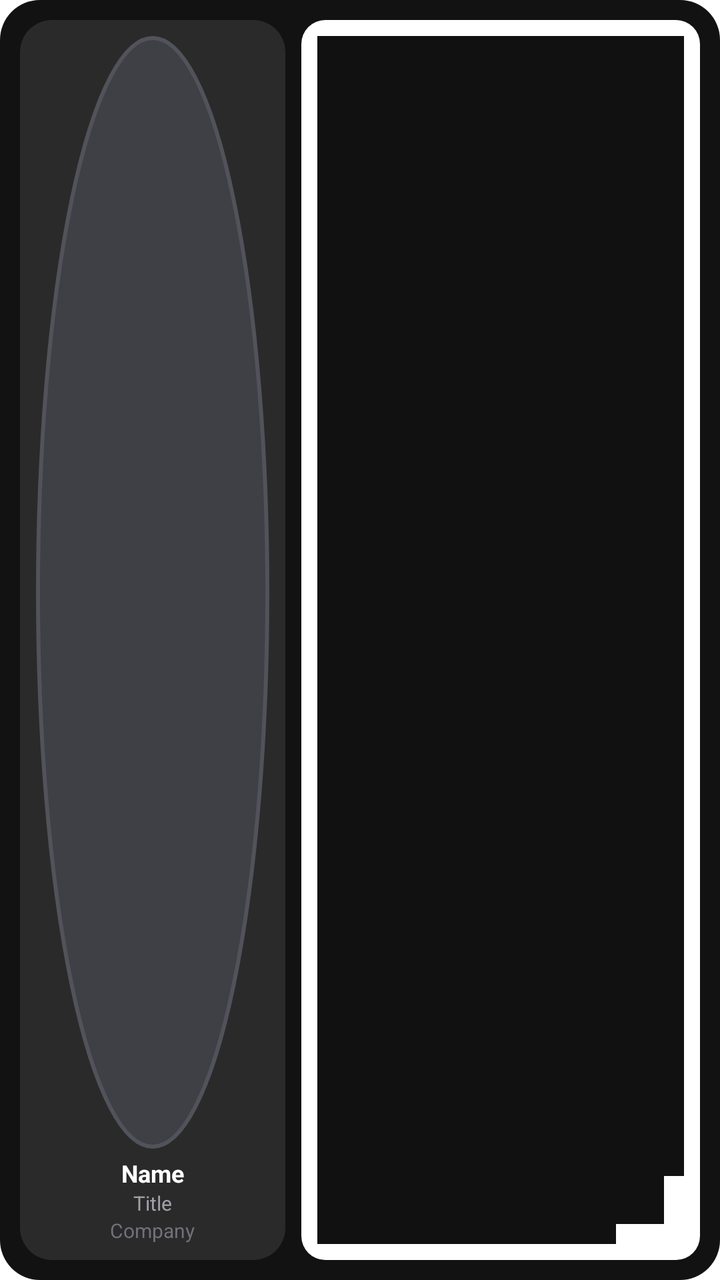
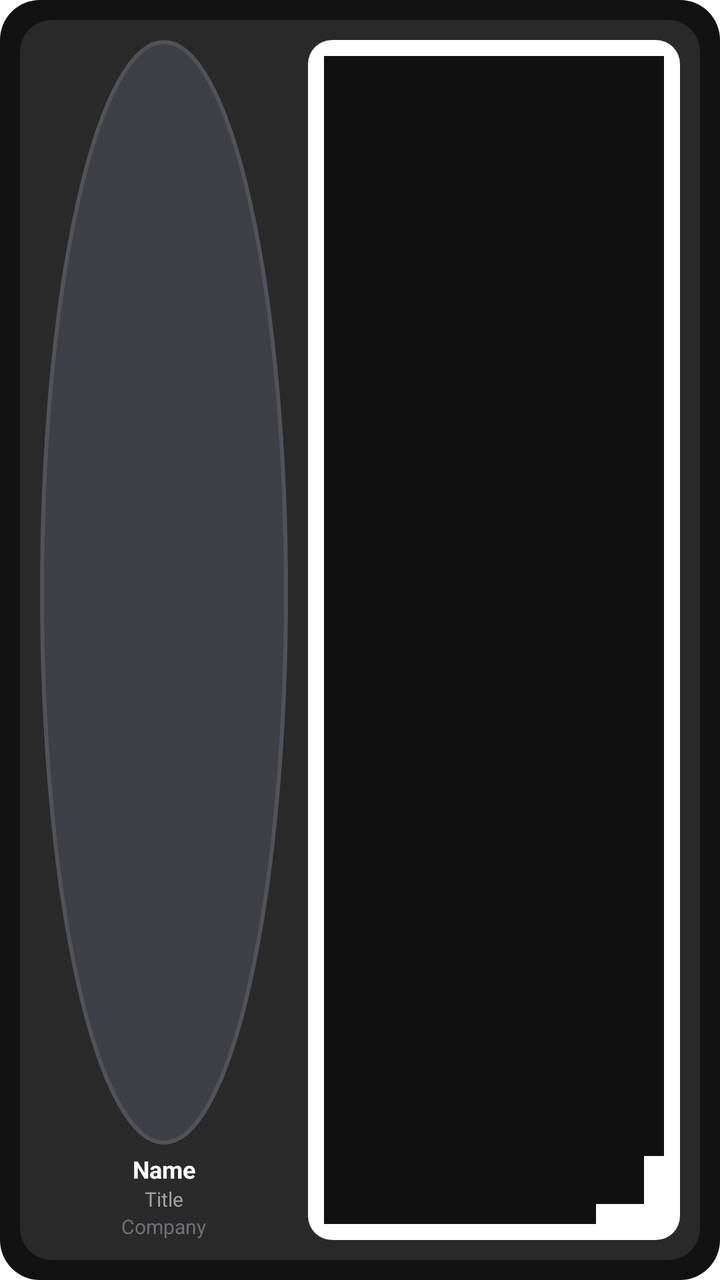

Screens rendered from an Android XML layout before and after an edit, with the pre-edit source and the edit as a unified diff.
<!-- AndroidManifest.xml: fallback theme Theme.MaterialComponents.DayNight.NoActionBar -->
<!-- res/layout/tap_na_preview_card.xml -->
<?xml version="1.0" encoding="utf-8"?>
<LinearLayout xmlns:android="http://schemas.android.com/apk/res/android"
    android:layout_width="280dp"
    android:layout_height="140dp"
    android:background="@drawable/widget_shell"
    android:orientation="horizontal"
    android:padding="10dp">

    <LinearLayout
        android:layout_width="0dp"
        android:layout_height="match_parent"
        android:layout_marginEnd="8dp"
        android:layout_weight="4"
        android:background="@drawable/widget_panel"
        android:gravity="center_horizontal"
        android:orientation="vertical"
        android:padding="8dp">

        <ImageView
            android:layout_width="match_parent"
            android:layout_height="0dp"
            android:layout_weight="1"
            android:contentDescription="@string/widget_card_description"
            android:src="@drawable/widget_skeleton_circle" />

        <TextView
            android:layout_width="wrap_content"
            android:layout_height="wrap_content"
            android:layout_marginTop="4dp"
            android:text="@string/widget_preview_name"
            android:textColor="#FFFFFF"
            android:textSize="12sp"
            android:textStyle="bold" />

        <TextView
            android:layout_width="wrap_content"
            android:layout_height="wrap_content"
            android:text="@string/widget_preview_title"
            android:textColor="#A1A1AA"
            android:textSize="10sp" />

        <TextView
            android:layout_width="wrap_content"
            android:layout_height="wrap_content"
            android:text="@string/widget_preview_company"
            android:textColor="#71717A"
            android:textSize="10sp" />
    </LinearLayout>

    <ImageView
        android:layout_width="0dp"
        android:layout_height="match_parent"
        android:layout_weight="6"
        android:contentDescription="@string/widget_qr_description"
        android:src="@drawable/widget_skeleton_qr" />
</LinearLayout>
<!-- resources referenced by this layout -->
<resources>
  <!-- drawable widget_panel (drawable) -->
  <?xml version="1.0" encoding="utf-8"?>
  <shape xmlns:android="http://schemas.android.com/apk/res/android" android:shape="rectangle">
      <solid android:color="#2A2A2A" />
      <corners android:radius="16dp" />
  </shape>
  <!-- drawable widget_shell (drawable) -->
  <?xml version="1.0" encoding="utf-8"?>
  <shape xmlns:android="http://schemas.android.com/apk/res/android" android:shape="rectangle">
      <solid android:color="#121212" />
      <corners android:radius="20dp" />
  </shape>
  <!-- drawable widget_skeleton_circle (drawable) -->
  <?xml version="1.0" encoding="utf-8"?>
  <shape xmlns:android="http://schemas.android.com/apk/res/android" android:shape="oval">
      <solid android:color="#3F3F46" />
      <stroke android:width="2dp" android:color="#52525B" />
  </shape>
  <!-- drawable widget_skeleton_qr (drawable) -->
  <?xml version="1.0" encoding="utf-8"?>
  <layer-list xmlns:android="http://schemas.android.com/apk/res/android">
      <item>
          <shape android:shape="rectangle">
              <solid android:color="#FFFFFF" />
              <corners android:radius="12dp" />
          </shape>
      </item>
      <item android:left="8dp" android:top="8dp" android:right="42dp" android:bottom="42dp">
          <shape android:shape="rectangle">
              <solid android:color="#111111" />
          </shape>
      </item>
      <item android:left="42dp" android:top="8dp" android:right="8dp" android:bottom="42dp">
          <shape android:shape="rectangle">
              <solid android:color="#111111" />
          </shape>
      </item>
      <item android:left="8dp" android:top="42dp" android:right="42dp" android:bottom="8dp">
          <shape android:shape="rectangle">
              <solid android:color="#111111" />
          </shape>
      </item>
      <item android:left="28dp" android:top="28dp" android:right="28dp" android:bottom="28dp">
          <shape android:shape="rectangle">
              <solid android:color="#111111" />
          </shape>
      </item>
      <item android:left="46dp" android:top="46dp" android:right="18dp" android:bottom="18dp">
          <shape android:shape="rectangle">
              <solid android:color="#111111" />
          </shape>
      </item>
  </layer-list>
  <string name="widget_card_description">Landscape business card with your details and QR code.</string>
  <string name="widget_preview_company">Company</string>
  <string name="widget_preview_name">Name</string>
  <string name="widget_preview_title">Title</string>
  <string name="widget_qr_description">QR code only. People scan this to open your Tap Na profile.</string>
</resources>

<!-- the commit's change to res/layout/tap_na_preview_card.xml (unified diff, before → after) -->
@@ -1,56 +1,62 @@
 <?xml version="1.0" encoding="utf-8"?>
-<LinearLayout xmlns:android="http://schemas.android.com/apk/res/android"
+<FrameLayout xmlns:android="http://schemas.android.com/apk/res/android"
     android:layout_width="280dp"
     android:layout_height="140dp"
     android:background="@drawable/widget_shell"
-    android:orientation="horizontal"
     android:padding="10dp">
 
     <LinearLayout
-        android:layout_width="0dp"
+        android:layout_width="match_parent"
         android:layout_height="match_parent"
-        android:layout_marginEnd="8dp"
-        android:layout_weight="4"
         android:background="@drawable/widget_panel"
-        android:gravity="center_horizontal"
-        android:orientation="vertical"
-        android:padding="8dp">
+        android:gravity="center_vertical"
+        android:orientation="horizontal"
+        android:padding="10dp">
+
+        <LinearLayout
+            android:layout_width="0dp"
+            android:layout_height="match_parent"
+            android:layout_marginEnd="10dp"
+            android:layout_weight="4"
+            android:gravity="center_horizontal"
+            android:orientation="vertical">
+
+            <ImageView
+                android:layout_width="match_parent"
+                android:layout_height="0dp"
+                android:layout_weight="1"
+                android:contentDescription="@string/widget_card_description"
+                android:src="@drawable/widget_skeleton_circle" />
+
+            <TextView
+                android:layout_width="wrap_content"
+                android:layout_height="wrap_content"
+                android:layout_marginTop="4dp"
+                android:text="@string/widget_preview_name"
+                android:textColor="#FFFFFF"
+                android:textSize="12sp"
+                android:textStyle="bold" />
+
+            <TextView
+                android:layout_width="wrap_content"
+                android:layout_height="wrap_content"
+                android:text="@string/widget_preview_title"
+                android:textColor="#A1A1AA"
+                android:textSize="10sp" />
+
+            <TextView
+                android:layout_width="wrap_content"
+                android:layout_height="wrap_content"
+                android:text="@string/widget_preview_company"
+                android:textColor="#71717A"
+                android:textSize="10sp" />
+        </LinearLayout>
 
         <ImageView
-            android:layout_width="match_parent"
-            android:layout_height="0dp"
-            android:layout_weight="1"
-            android:contentDescription="@string/widget_card_description"
-            android:src="@drawable/widget_skeleton_circle" />
-
-        <TextView
-            android:layout_width="wrap_content"
-            android:layout_height="wrap_content"
-            android:layout_marginTop="4dp"
-            android:text="@string/widget_preview_name"
-            android:textColor="#FFFFFF"
-            android:textSize="12sp"
-            android:textStyle="bold" />
-
-        <TextView
-            android:layout_width="wrap_content"
-            android:layout_height="wrap_content"
-            android:text="@string/widget_preview_title"
-            android:textColor="#A1A1AA"
-            android:textSize="10sp" />
-
-        <TextView
-            android:layout_width="wrap_content"
-            android:layout_height="wrap_content"
-            android:text="@string/widget_preview_company"
-            android:textColor="#71717A"
-            android:textSize="10sp" />
+            android:layout_width="0dp"
+            android:layout_height="match_parent"
+            android:layout_weight="6"
+            android:contentDescription="@string/widget_qr_description"
+            android:src="@drawable/widget_skeleton_qr" />
     </LinearLayout>
-
-    <ImageView
-        android:layout_width="0dp"
-        android:layout_height="match_parent"
-        android:layout_weight="6"
-        android:contentDescription="@string/widget_qr_description"
-        android:src="@drawable/widget_skeleton_qr" />
-</LinearLayout>
+</FrameLayout>
